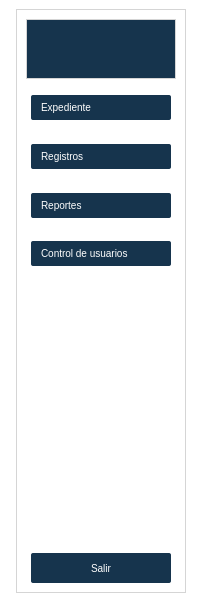
The window that app/ui/sildebar.ui (AlejaRosero/TUA-ACTUALIZADO) describes before a commit, drawn with Qt 5.
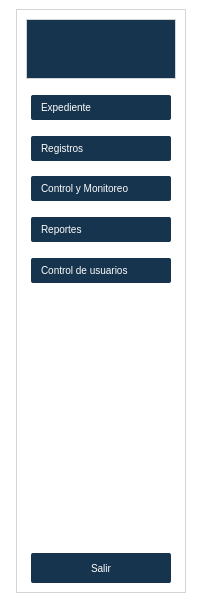
The same window after the commit. Icons and pictures are not drawn.

```diff
--- a/app/ui/sildebar.ui
+++ b/app/ui/sildebar.ui
@@ -202,6 +202,61 @@
            </property>
           </widget>
          </item>
+         <item alignment="Qt::AlignHCenter|Qt::AlignTop">
+          <widget class="QPushButton" name="pushButton_6">
+           <property name="sizePolicy">
+            <sizepolicy hsizetype="Fixed" vsizetype="Fixed">
+             <horstretch>0</horstretch>
+             <verstretch>0</verstretch>
+            </sizepolicy>
+           </property>
+           <property name="minimumSize">
+            <size>
+             <width>140</width>
+             <height>25</height>
+            </size>
+           </property>
+           <property name="cursor">
+            <cursorShape>PointingHandCursor</cursorShape>
+           </property>
+           <property name="styleSheet">
+            <string notr="true">QPushButton {
+    background-color: #16344D; /* Color de fondo */
+    border-radius: 2px; /* Bordes redondeados */
+    color: white; /* Color del texto */
+    padding: 5px 10px; /* Espaciado interno */
+    border: none; /* Elimina el borde predeterminado */
+    font-size: 10px; /* Tamaño de fuente */
+    text-align: left; /* Alinea el texto a la izquierda */
+}
+
+QPushButton:hover {
+    background-color: #1A4567; /* Color de fondo al pasar el mouse */
+    box-shadow: 0 0 10px rgba(0, 0, 0, 0.5); /* Sombra al pasar el mouse */
+    transform: scale(1.02); /* Ligero aumento al pasar el mouse */
+    transition: all 0.3s ease-in-out; /* Transición suave */
+}
+
+QPushButton::icon {
+    padding-right: 5px; /* Espaciado entre el icono y el texto */
+}
+</string>
+           </property>
+           <property name="text">
+            <string>Control y Monitoreo</string>
+           </property>
+           <property name="icon">
+            <iconset>
+             <normaloff>../../assets/iconos/stock-chart.png</normaloff>../../assets/iconos/stock-chart.png</iconset>
+           </property>
+           <property name="iconSize">
+            <size>
+             <width>12</width>
+             <height>12</height>
+            </size>
+           </property>
+          </widget>
+         </item>
          <item alignment="Qt::AlignHCenter|Qt::AlignTop">
           <widget class="QPushButton" name="pushButton_3">
            <property name="sizePolicy">
```
Left out of the diff: 3 changed lines with no effect on the pictures.
